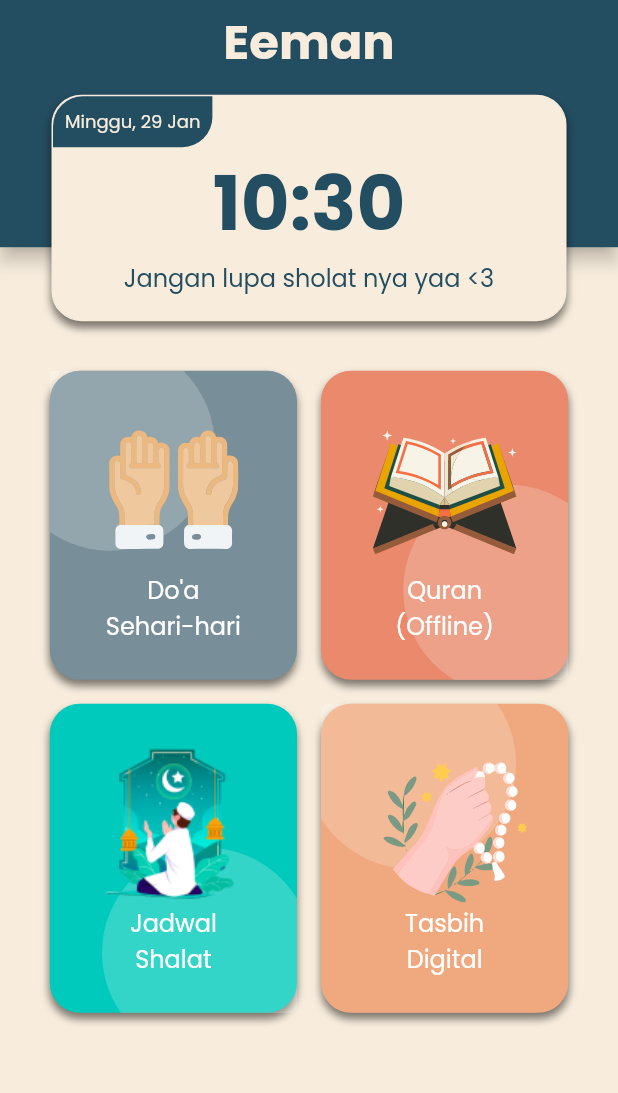
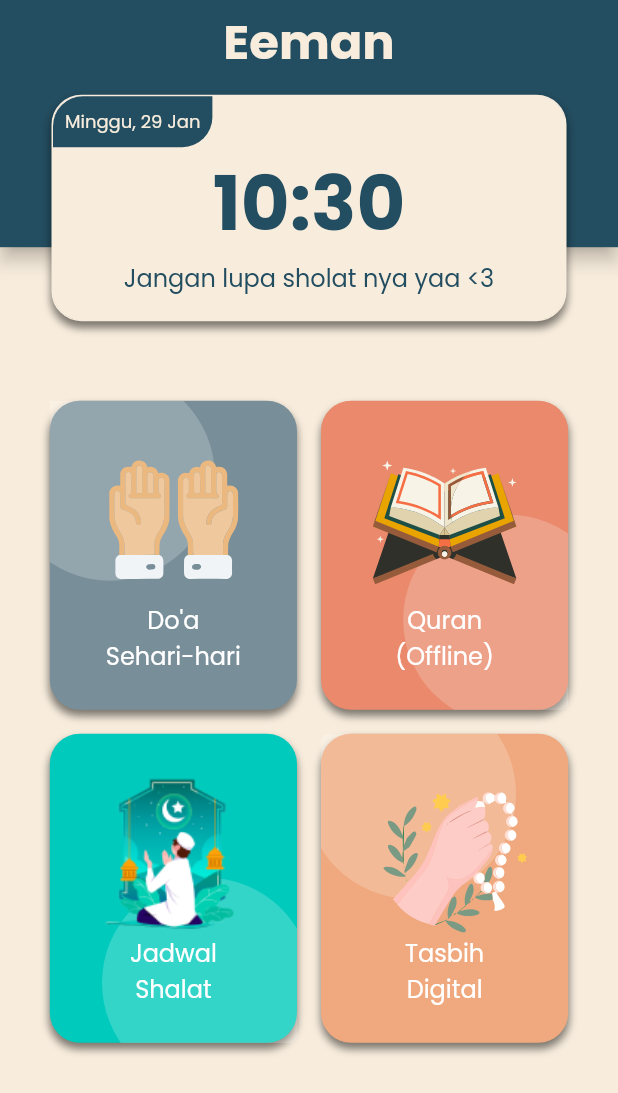
Before and after one commit to mkhoirulwafa18/eeman, a Flutter app: the screen it shows after launch, on a phone screen of 412 x 824 dp. Shown: the top 1093 px of the screen. Run offline on Flutter 3.47's test engine with Material 2 defaults, Android fonts, the phone set to English and light mode, and no system bars; our stand-ins replace bloc, date_picker_timeline, dio, equatable, flutter_bloc, flutter_screenutil and 5 more; generated files the repository leaves out were written again; project files that could hold a hidden picture were left out.

Commit message:
wrap menu list inside container and added top padding

```diff
--- a/lib/modules/home/widgets/menu_list.dart
+++ b/lib/modules/home/widgets/menu_list.dart
@@ -14,7 +14,10 @@ class MenuList extends StatelessWidget {
   @override
   Widget build(BuildContext context) {
     final l10n = context.l10n;
-    return Column(
+    return Container(
+      padding: const EdgeInsets.only(top: 20),
+      child: Column(
+        mainAxisAlignment: MainAxisAlignment.end,
         children: [
           Row(
             mainAxisAlignment: MainAxisAlignment.center,
@@ -85,6 +88,7 @@ class MenuList extends StatelessWidget {
             ],
           ),
         ],
+      ),
     );
   }
 }
```
Lines whose indentation alone changed are shown as unchanged.
